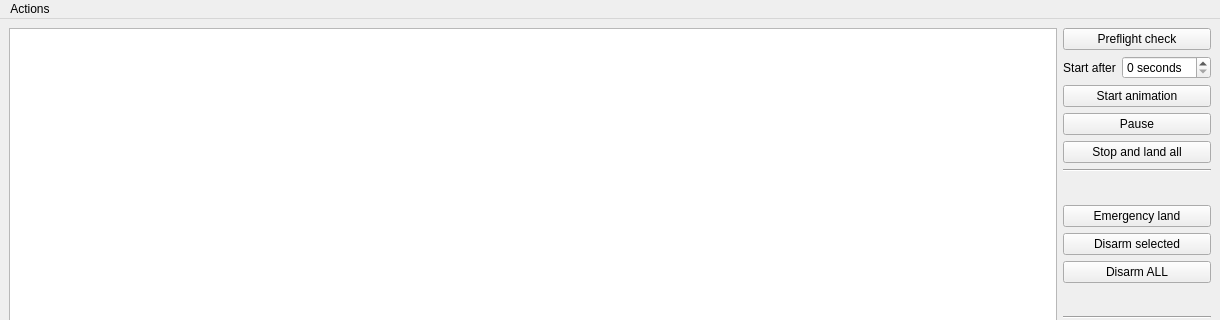
First picture: the form in Server/server_gui.ui, repository CopterExpress/clever-show, before the edit; both pictures show x 0 to 1220 and y 0 to 320 of the 1220 by 613 pixel window.
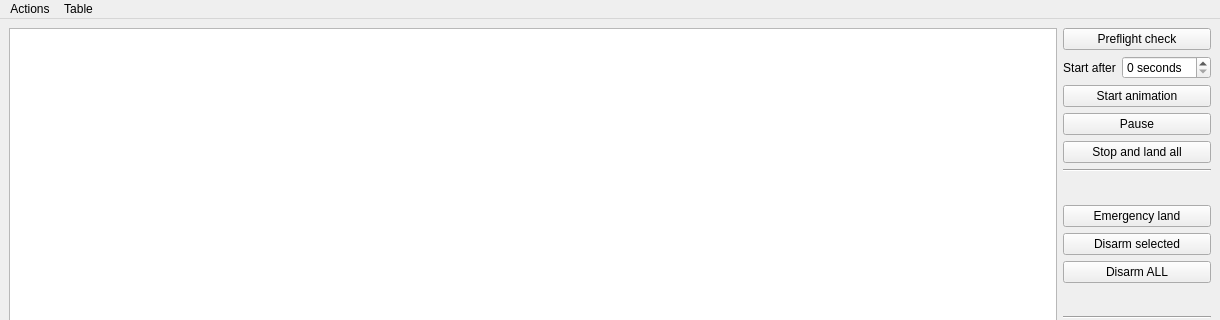
Second picture: the form after the edit.

Commit message: Change size adjust policy of tableView to adjust to contents, add Select All menu item

The edit to the form file:
```diff
--- a/Server/server_gui.ui
+++ b/Server/server_gui.ui
@@ -281,7 +281,14 @@
     <addaction name="separator"/>
     <addaction name="menuDeveloper_mode"/>
    </widget>
+   <widget class="QMenu" name="menuTable">
+    <property name="title">
+     <string>Table</string>
+    </property>
+    <addaction name="action_select_all_rows"/>
+   </widget>
    <addaction name="menuOptions"/>
+   <addaction name="menuTable"/>
   </widget>
   <action name="action_send_animations">
    <property name="text">
```
Left out of the diff: 12 changed lines with no effect on the pictures. The commit also changes 1 other file.
